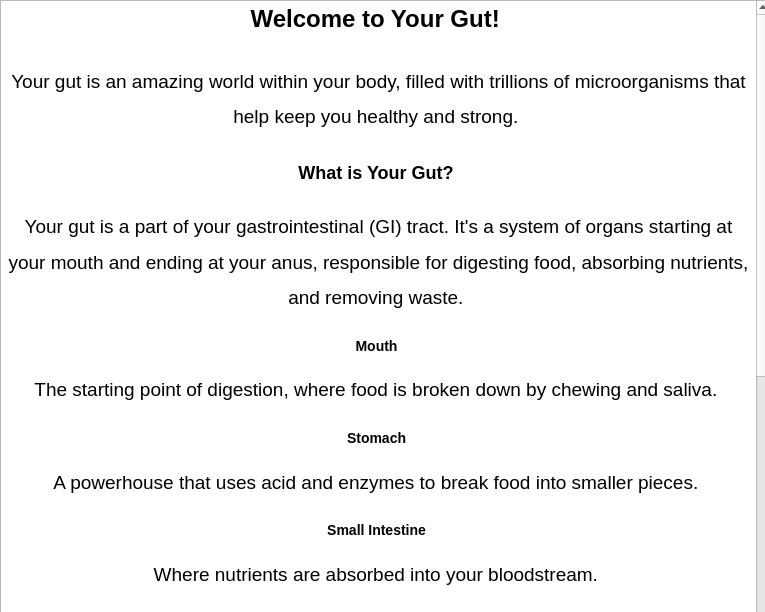
The window that A8EduApp/introtoguthealthwidget.ui (University-of-Utah-CS3505/a9-edu-app-f24-00Calvin00) describes before a commit, drawn with Qt 5.
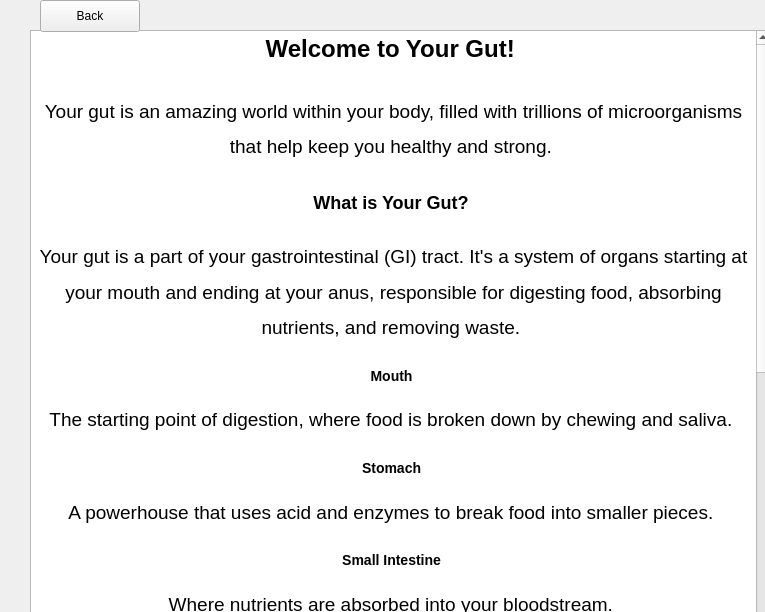
The same window after the commit.

Commit message: Added back buttons for teaching windows

What changed in the file:
```diff
--- a/A8EduApp/introtoguthealthwidget.ui
+++ b/A8EduApp/introtoguthealthwidget.ui
@@ -39,10 +39,10 @@
   <widget class="QTextBrowser" name="textBrowser">
    <property name="geometry">
     <rect>
-     <x>0</x>
-     <y>0</y>
-     <width>771</width>
-     <height>631</height>
+     <x>30</x>
+     <y>30</y>
+     <width>741</width>
+     <height>601</height>
     </rect>
    </property>
    <property name="html">
@@ -75,6 +75,19 @@
 &lt;p align=&quot;center&quot; style=&quot; margin-top:15px; margin-bottom:15px; margin-left:0px; margin-right:0px; -qt-block-indent:0; text-indent:0px; line-height:160%;&quot;&gt; &lt;/p&gt;&lt;/body&gt;&lt;/html&gt;</string>
    </property>
   </widget>
+  <widget class="QPushButton" name="backToTeachingWidgetButton">
+   <property name="geometry">
+    <rect>
+     <x>40</x>
+     <y>0</y>
+     <width>100</width>
+     <height>32</height>
+    </rect>
+   </property>
+   <property name="text">
+    <string>Back</string>
+   </property>
+  </widget>
  </widget>
  <resources/>
  <connections/>
```
The commit also changes 11 other files.
